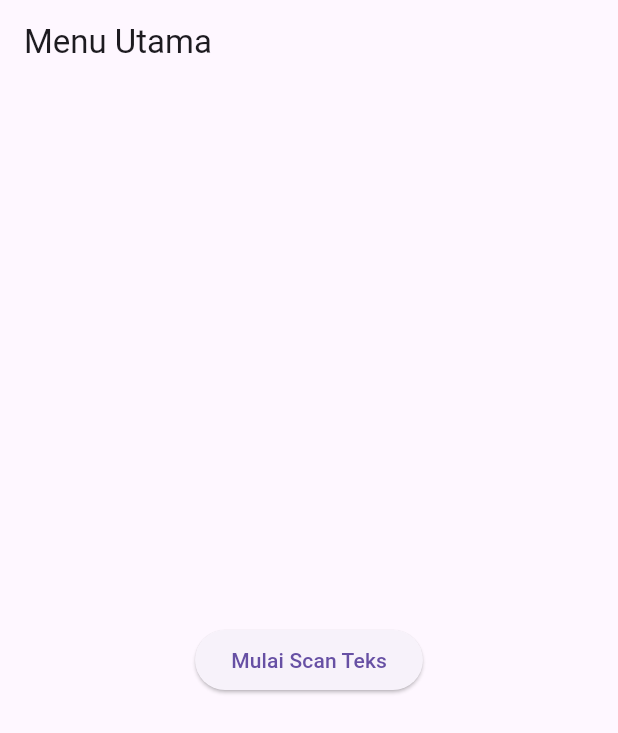
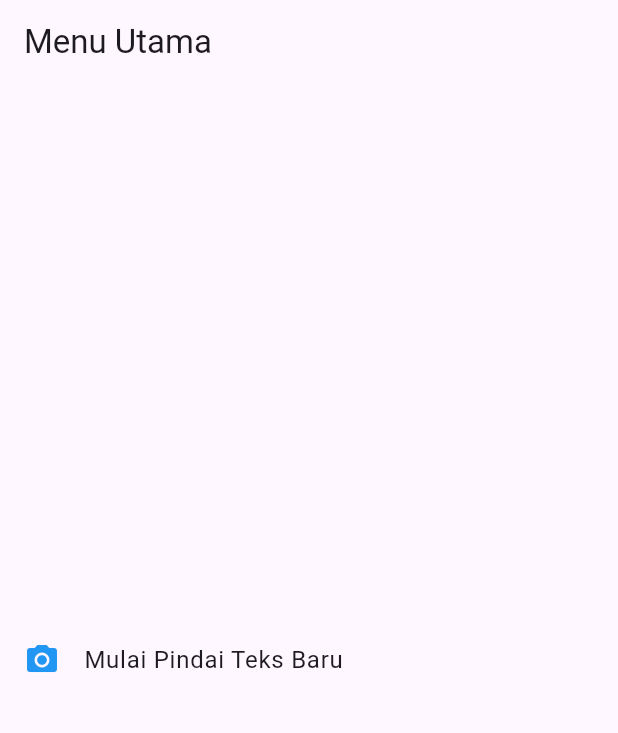
Before and after one commit to Sariafauzani/ocr_sederhana, a Flutter app: the screen it shows after launch, on a phone screen of 412 x 824 dp. Shown: the top 733 px of the screen. Run offline on Flutter 3.47's test engine with Material 3 defaults, Android fonts, the phone set to English and light mode, and no system bars; our stand-ins replace camera; missing offline and left inert: google_mlkit_text_recognition.

Commit message:
UTS: Selesai Soal 1 - ListTile dan Navigasi Balik

```diff
--- a/lib/screens/home_screen.dart
+++ b/lib/screens/home_screen.dart
@@ -7,18 +7,17 @@ class HomeScreen extends StatelessWidget {
   @override
   Widget build(BuildContext context) {
     return Scaffold(
-      appBar: AppBar(
-        title: const Text('Menu Utama'),
-      ),
+      appBar: AppBar(title: const Text('Menu Utama')),
       body: Center(
-        child: ElevatedButton(
-          onPressed: () {
+        child: ListTile(
+          leading: Icon(Icons.camera_alt, color: Colors.blue),
+          title: Text('Mulai Pindai Teks Baru'),
+          onTap: () {
             Navigator.push(
               context,
-              MaterialPageRoute(builder: (_) => const ScanScreen()),
+              MaterialPageRoute(builder: (context) => ScanScreen()),
             );
           },
-          child: const Text('Mulai Scan Teks'),
         ),
       ),
     );
```
Also changed, not shown: lib/screens/result_screen.dart (+12 -3 lines).
